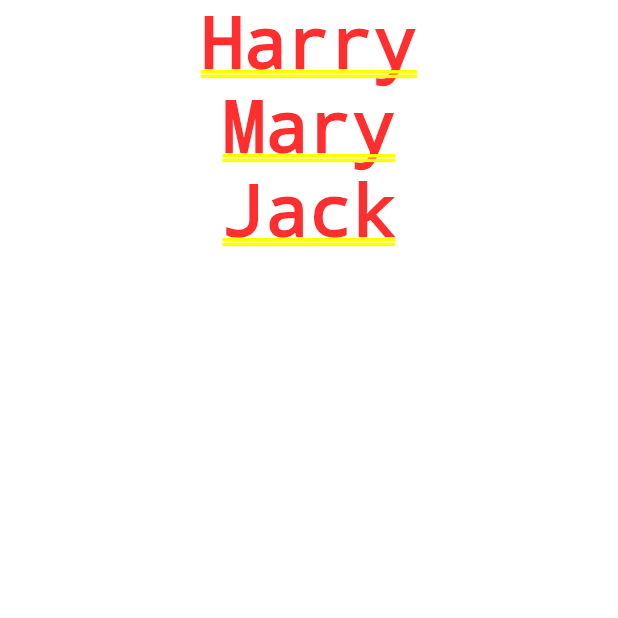
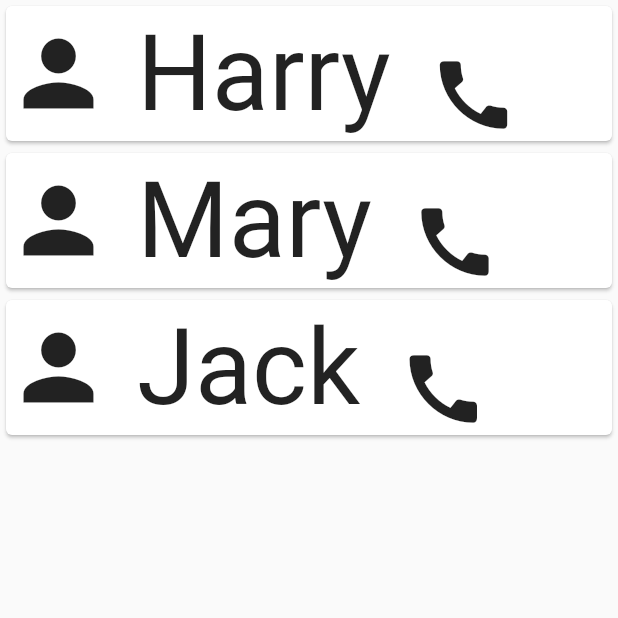
Before and after one commit to TeamDoubleHelix/OPA, a Flutter app: the screen it shows after launch, on a phone screen of 412 x 824 dp, the top half of it. Run offline on Flutter 3.47's test engine with Material 2 defaults, Android fonts, the phone set to English and light mode, and no system bars.

Commit message:
message done and contacts

```diff
--- a/lib/Friends.dart
+++ b/lib/Friends.dart
@@ -32,11 +32,15 @@ class _FriendsState extends State<Friends> {
 
   Widget build(BuildContext context) {
 
-    return ListView.builder(
+    return Scaffold(
+
+    body: ListView.builder(
+
       itemCount: people.length,
       itemBuilder: (context,index){
         return Profile(people[index]);
       },
+    ),
     );
   }
 }
--- a/lib/Profile.dart
+++ b/lib/Profile.dart
@@ -3,16 +3,37 @@ import './Friends.dart';
 
 class Profile extends StatelessWidget{
 
-  Person p;
+  final Person p;
 
   Profile(this.p);
 
   @override
   Widget build(BuildContext context){
-    return Container(
-      child:Center(
-        child: Text(p.name),
-      ),
+
+    return Card(
+
+      child: Container(
+        height: 90,
+
+        child:Center(
+          child:Row(
+          children: <Widget>[
+
+            Icon(Icons.person, size: 70,),
+
+            Text(" "+p.name+" ", textScaleFactor: 5,),
+            IconButton(
+              icon: Icon(Icons.call,size: 60,),
+              onPressed: (){
+                print('hey');
+              }
+            )
+          ],
+        )
+        )
+
+      )
+
     );
   }
 }
```
